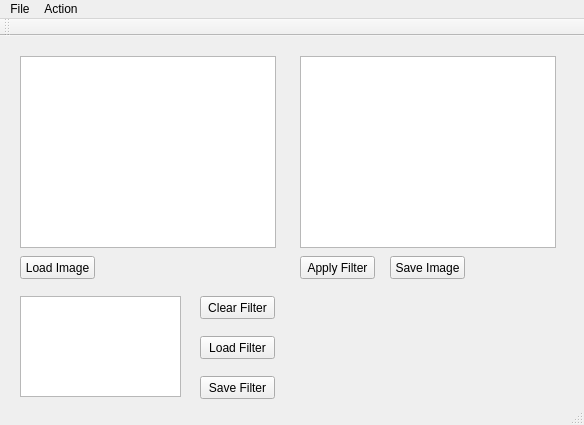
This is convfilter.ui in lynch1/ConvFilters as Qt 5 draws it before an edit. The edited form follows.
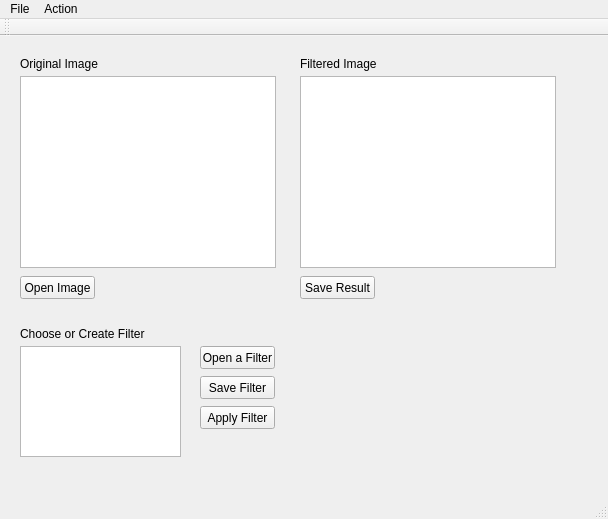
This is the edited form.

Commit message: Added the FilterImage and FloatImage classes from a program I wrote earlier in the year.

```diff
--- a/convfilter.ui
+++ b/convfilter.ui
@@ -6,8 +6,8 @@
    <rect>
     <x>0</x>
     <y>0</y>
-    <width>584</width>
-    <height>425</height>
+    <width>608</width>
+    <height>519</height>
    </rect>
   </property>
   <property name="windowTitle">
@@ -18,7 +18,7 @@
     <property name="geometry">
      <rect>
       <x>20</x>
-      <y>20</y>
+      <y>40</y>
       <width>256</width>
       <height>192</height>
      </rect>
@@ -28,46 +28,33 @@
     <property name="geometry">
      <rect>
       <x>200</x>
-      <y>260</y>
+      <y>310</y>
       <width>75</width>
       <height>23</height>
      </rect>
     </property>
     <property name="text">
-     <string>Clear Filter</string>
+     <string>Open a Filter</string>
     </property>
    </widget>
-   <widget class="QPushButton" name="loadSubimageButton">
-    <property name="geometry">
-     <rect>
-      <x>200</x>
-      <y>300</y>
-      <width>75</width>
-      <height>23</height>
-     </rect>
-    </property>
-    <property name="text">
-     <string>Load Filter</string>
-    </property>
-   </widget>
-   <widget class="QPushButton" name="loadImageButton">
+   <widget class="QPushButton" name="openImageButton">
     <property name="geometry">
      <rect>
       <x>20</x>
-      <y>220</y>
+      <y>240</y>
       <width>75</width>
       <height>23</height>
      </rect>
     </property>
     <property name="text">
-     <string>Load Image</string>
+     <string>Open Image</string>
     </property>
    </widget>
    <widget class="QPushButton" name="filterImageButton">
     <property name="geometry">
      <rect>
-      <x>300</x>
-      <y>220</y>
+      <x>200</x>
+      <y>370</y>
       <width>75</width>
       <height>23</height>
      </rect>
@@ -79,14 +66,14 @@
    <widget class="QPushButton" name="saveImageButton">
     <property name="geometry">
      <rect>
-      <x>390</x>
-      <y>220</y>
+      <x>300</x>
+      <y>240</y>
       <width>75</width>
       <height>23</height>
      </rect>
     </property>
     <property name="text">
-     <string>Save Image</string>
+     <string>Save Result</string>
     </property>
    </widget>
    <widget class="QPushButton" name="saveSubimageButton">
@@ -106,7 +93,7 @@
     <property name="geometry">
      <rect>
       <x>300</x>
-      <y>20</y>
+      <y>40</y>
       <width>256</width>
       <height>192</height>
      </rect>
@@ -116,19 +103,58 @@
     <property name="geometry">
      <rect>
       <x>20</x>
-      <y>260</y>
+      <y>310</y>
       <width>161</width>
-      <height>101</height>
+      <height>111</height>
      </rect>
     </property>
    </widget>
+   <widget class="QLabel" name="originalImageLabel">
+    <property name="geometry">
+     <rect>
+      <x>20</x>
+      <y>20</y>
+      <width>101</width>
+      <height>16</height>
+     </rect>
+    </property>
+    <property name="text">
+     <string>Original Image</string>
+    </property>
+   </widget>
+   <widget class="QLabel" name="filteredImageLabel">
+    <property name="geometry">
+     <rect>
+      <x>300</x>
+      <y>20</y>
+      <width>101</width>
+      <height>16</height>
+     </rect>
+    </property>
+    <property name="text">
+     <string>Filtered Image</string>
+    </property>
+   </widget>
+   <widget class="QLabel" name="filterBoxLabel">
+    <property name="geometry">
+     <rect>
+      <x>20</x>
+      <y>290</y>
+      <width>131</width>
+      <height>16</height>
+     </rect>
+    </property>
+    <property name="text">
+     <string>Choose or Create Filter</string>
+    </property>
+   </widget>
   </widget>
   <widget class="QMenuBar" name="menuBar">
    <property name="geometry">
     <rect>
      <x>0</x>
      <y>0</y>
-     <width>584</width>
+     <width>608</width>
      <height>21</height>
     </rect>
    </property>
```
Left out of the diff: 2 changed lines with no effect on the pictures. The commit also changes 7 other files.
